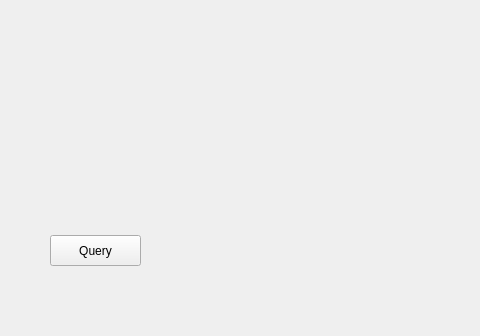
Old version of the form tradei_mainwindow.ui in the repository ledonneangelo02/Trade-I; both pictures show x 0 to 480 and y 264 to 600 of the 1061 by 600 pixel window.
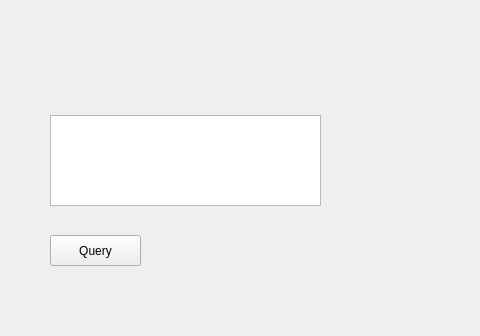
New version of the form.

Patch:
```diff
--- a/tradei_mainwindow.ui
+++ b/tradei_mainwindow.ui
@@ -27,6 +27,16 @@
      <string>Query</string>
     </property>
    </widget>
+   <widget class="QTextEdit" name="TickerEdit">
+    <property name="geometry">
+     <rect>
+      <x>50</x>
+      <y>360</y>
+      <width>271</width>
+      <height>91</height>
+     </rect>
+    </property>
+   </widget>
   </widget>
   <widget class="QMenuBar" name="menubar">
    <property name="geometry">
```
